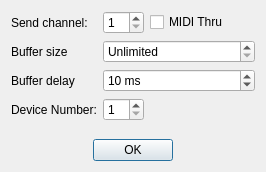
Old version of the form src/View/SettingsDialog.ui in the repository thefinalcutbg/QAN1xEditor.
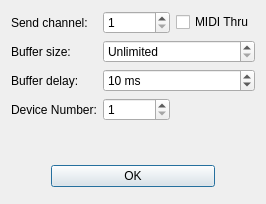
New version of the form.

Commit message: keyboard grab on opening dialog fixed

The edit to the form file:
```diff
--- a/src/View/SettingsDialog.ui
+++ b/src/View/SettingsDialog.ui
@@ -7,7 +7,7 @@
     <x>0</x>
     <y>0</y>
     <width>266</width>
-    <height>172</height>
+    <height>204</height>
    </rect>
   </property>
   <property name="windowTitle">
@@ -43,7 +43,7 @@
      <item row="1" column="0">
       <widget class="QLabel" name="label">
        <property name="text">
-        <string>Buffer size</string>
+        <string>Buffer size:</string>
        </property>
       </widget>
      </item>
@@ -75,7 +75,7 @@
      <item row="2" column="0">
       <widget class="QLabel" name="label_2">
        <property name="text">
-        <string>Buffer delay</string>
+        <string>Buffer delay:</string>
        </property>
       </widget>
      </item>
@@ -126,9 +126,6 @@
      </item>
      <item row="3" column="2">
       <spacer name="horizontalSpacer_3">
-       <property name="orientation">
-        <enum>Qt::Orientation::Horizontal</enum>
-       </property>
        <property name="sizeHint" stdset="0">
         <size>
          <width>40</width>
@@ -141,9 +138,6 @@
    </item>
    <item>
     <spacer name="verticalSpacer">
-     <property name="orientation">
-      <enum>Qt::Orientation::Vertical</enum>
-     </property>
      <property name="sizeHint" stdset="0">
       <size>
        <width>20</width>
@@ -156,9 +150,6 @@
     <layout class="QHBoxLayout" name="horizontalLayout">
      <item>
       <spacer name="horizontalSpacer">
-       <property name="orientation">
-        <enum>Qt::Orientation::Horizontal</enum>
-       </property>
        <property name="sizeHint" stdset="0">
         <size>
          <width>40</width>
@@ -176,9 +167,6 @@
      </item>
      <item>
       <spacer name="horizontalSpacer_2">
-       <property name="orientation">
-        <enum>Qt::Orientation::Horizontal</enum>
-       </property>
        <property name="sizeHint" stdset="0">
         <size>
          <width>40</width>
```
The commit also changes 1 other file.
